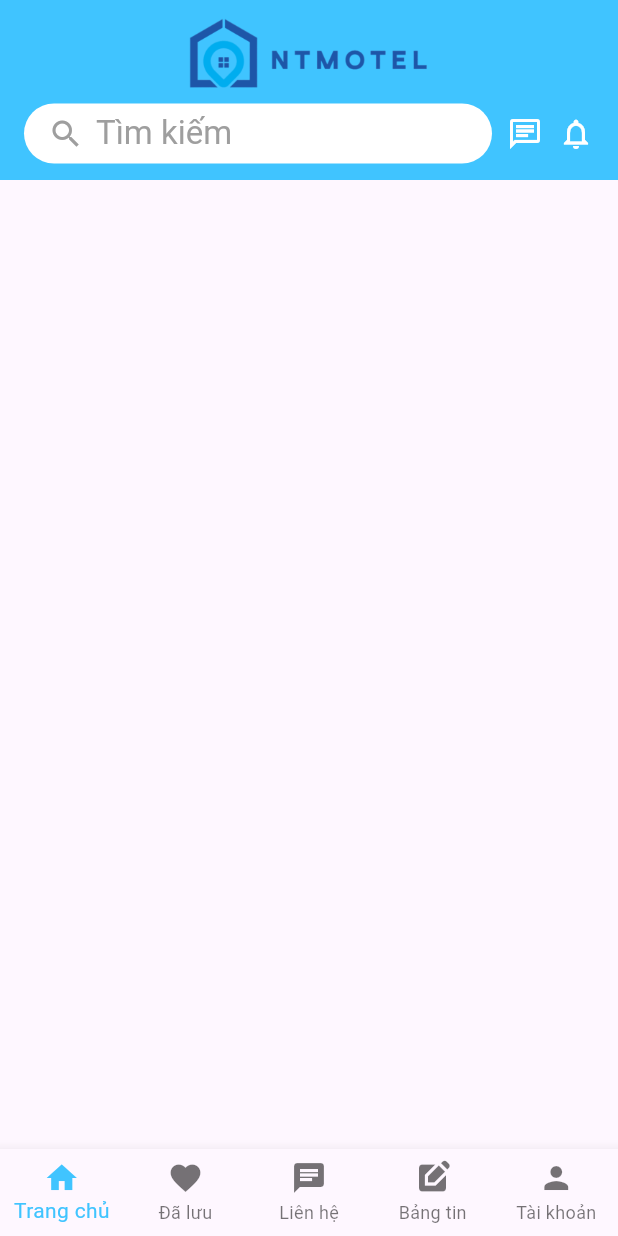
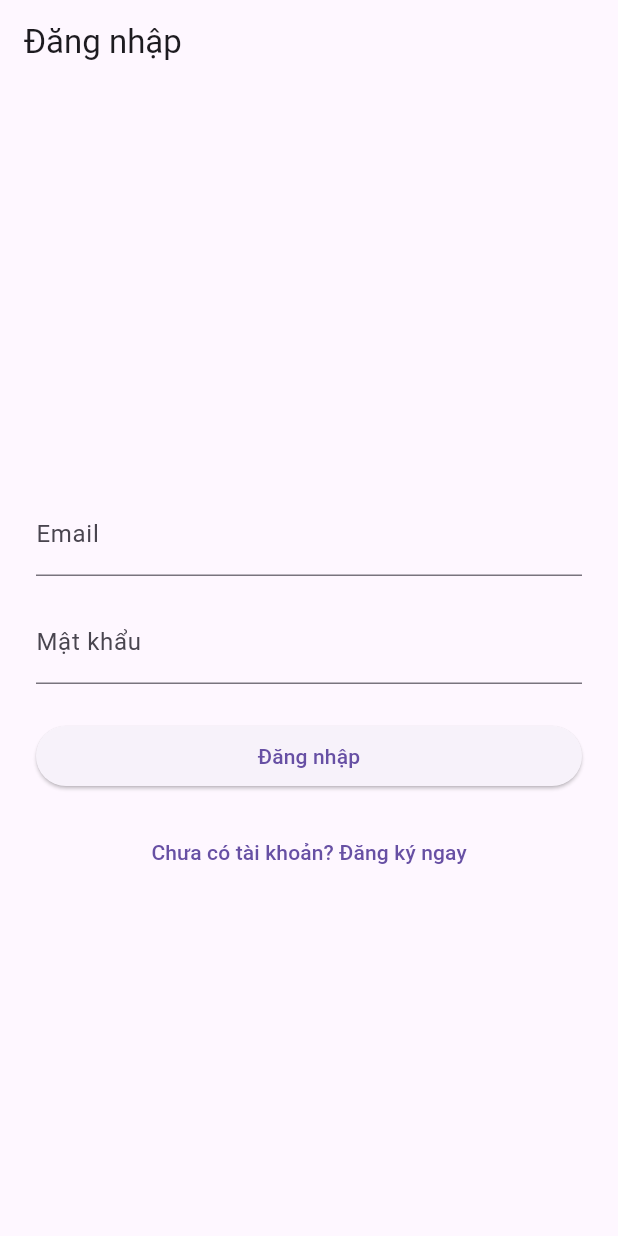
Before and after one commit to Sisker139/NTMOTEL, a Flutter app: the screen it shows after launch, on a phone screen of 412 x 824 dp. Run offline on Flutter 3.47's test engine with Material 3 defaults, Android fonts, the phone set to English and light mode, and no system bars; our stand-ins replace cloud_firestore, firebase_auth, firebase_core; accounts and stored records are empty.

Commit message:
giao diện đăng nhập đăng ký tạm thời và nút đăng xuất

```diff
--- a/lib/main.dart
+++ b/lib/main.dart
@@ -1,19 +1,16 @@
 import 'package:flutter/material.dart';
-import 'screens/home_screen.dart';
-// import
 import 'package:firebase_core/firebase_core.dart';
-// Import file cấu hình do FlutterFire tạo ra
+import 'package:ntmotel/providers/auth_provider.dart';
+import 'package:ntmotel/screens/auth_wrapper.dart';
+import 'package:provider/provider.dart';
 import 'firebase_options.dart';
 
-
 void main() async {
-  // Đảm bảo Flutter đã sẵn sàng
   WidgetsFlutterBinding.ensureInitialized();
-  // Khởi tạo Firebase
   await Firebase.initializeApp(
     options: DefaultFirebaseOptions.currentPlatform,
   );
-  runApp(MyApp());
+  runApp(const MyApp());
 }
 
 class MyApp extends StatelessWidget {
@@ -21,12 +18,18 @@ class MyApp extends StatelessWidget {
 
   @override
   Widget build(BuildContext context) {
-    return MaterialApp(
-      title: 'Ntmotel',
-      theme: ThemeData(
-        primarySwatch: Colors.blue,
+    // Sử dụng MultiProvider nếu sau này có thêm nhiều provider khác
+    return ChangeNotifierProvider(
+      create: (context) => AuthProvider(),
+      child: MaterialApp(
+        title: 'NTMotel',
+        theme: ThemeData(
+          primarySwatch: Colors.blue,
+          visualDensity: VisualDensity.adaptivePlatformDensity,
+        ),
+        // Trang chủ của ứng dụng bây giờ là AuthWrapper
+        home: const AuthWrapper(),
       ),
-      home: const HomeScreen(),
     );
   }
 }
--- a/lib/providers/auth_provider.dart
+++ b/lib/providers/auth_provider.dart
@@ -0,0 +1,85 @@
+import 'package:cloud_firestore/cloud_firestore.dart';
+import 'package:firebase_auth/firebase_auth.dart';
+import 'package:flutter/material.dart';
+import 'package:ntmotel/models/user_model.dart';
+import 'package:ntmotel/services/auth_service.dart';
+import 'package:ntmotel/services/firestore_service.dart';
+
+class AuthProvider with ChangeNotifier {
+  final AuthService _authService = AuthService();
+  final FirestoreService _firestoreService = FirestoreService();
+
+  User? _user;
+  UserModel? _userModel;
+  bool _isLoading = false;
+  String? _errorMessage;
+
+  User? get user => _user;
+  UserModel? get userModel => _userModel;
+  bool get isLoading => _isLoading;
+  String? get errorMessage => _errorMessage;
+
+  AuthProvider() {
+    _authService.authStateChanges.listen(_onAuthStateChanged);
+  }
+
+  Future<void> _onAuthStateChanged(User? firebaseUser) async {
+    if (firebaseUser == null) {
+      _user = null;
+      _userModel = null;
+    } else {
+      _user = firebaseUser;
+      // Lấy thông tin chi tiết từ Firestore
+      _userModel = await _firestoreService.getUser(firebaseUser.uid);
+    }
+    // Xóa thông báo lỗi cũ và trạng thái loading
+    _errorMessage = null;
+    _isLoading = false;
+    notifyListeners();
+  }
+
+  Future<void> signIn(String email, String password) async {
+    _setLoading(true);
+    await _authService.signInWithEmailAndPassword(email, password);
+    // onAuthStateChanged sẽ tự động xử lý phần còn lại
+    // Nếu có lỗi, _authService sẽ throw exception và ta sẽ bắt nó
+    // (Trong phiên bản nâng cao, ta sẽ bắt lỗi ở đây)
+    // Tạm thời, onAuthStateChanged sẽ xóa trạng thái loading
+  }
+
+  Future<void> signUp({
+    required String email,
+    required String password,
+    required String displayName,
+    required String role,
+  }) async {
+    _setLoading(true);
+    User? firebaseUser =
+    await _authService.signUpWithEmailAndPassword(email, password);
+
+    if (firebaseUser != null) {
+      UserModel newUser = UserModel(
+        uid: firebaseUser.uid,
+        email: email,
+        displayName: displayName,
+        role: role,
+        createdAt: Timestamp.now(),
+      );
+      await _firestoreService.addUser(newUser);
+      // onAuthStateChanged sẽ tự động xử lý phần còn lại
+    }
+    // Tạm thời, onAuthStateChanged sẽ xóa trạng thái loading
+  }
+
+  Future<void> signOut() async {
+    await _authService.signOut();
+  }
+
+  void _setLoading(bool value) {
+    _isLoading = value;
+    if (value) {
+      _errorMessage = null; // Xóa lỗi cũ khi bắt đầu một hành động mới
+    }
+    notifyListeners();
+  }
+}
--- /dev/null
+++ b/lib/screens/auth_wrapper.dart
@@ -0,0 +1,23 @@
+import 'package:flutter/material.dart';
+import 'package:ntmotel/providers/auth_provider.dart';
+import 'package:ntmotel/screens/home_screen.dart';
+import 'package:ntmotel/screens/login_screen.dart';
+import 'package:provider/provider.dart';
+
+class AuthWrapper extends StatelessWidget {
+  const AuthWrapper({super.key});
+
+  @override
+  Widget build(BuildContext context) {
+    final authProvider = Provider.of<AuthProvider>(context);
+
+    // Dựa vào trạng thái user từ provider để quyết định
+    if (authProvider.user != null) {
+      // Nếu đã đăng nhập, vào trang chủ
+      return const HomeScreen();
+    } else {
+      // Nếu chưa, vào trang đăng nhập
+      return const LoginScreen();
+    }
+  }
+}
--- /dev/null
+++ b/lib/screens/login_screen.dart
@@ -0,0 +1,103 @@
+import 'package:flutter/material.dart';
+import 'package:ntmotel/providers/auth_provider.dart';
+import 'package:ntmotel/screens/register_screen.dart';
+import 'package:provider/provider.dart';
+
+class LoginScreen extends StatefulWidget {
+  const LoginScreen({super.key});
+
+  @override
+  State<LoginScreen> createState() => _LoginScreenState();
+}
+
+class _LoginScreenState extends State<LoginScreen> {
+  final _emailController = TextEditingController();
+  final _passwordController = TextEditingController();
+  final _formKey = GlobalKey<FormState>();
+
+  @override
+  void dispose() {
+    _emailController.dispose();
+    _passwordController.dispose();
+    super.dispose();
+  }
+
+  void _submit() {
+    if (_formKey.currentState!.validate()) {
+      // Gọi hàm đăng nhập từ AuthProvider
+      Provider.of<AuthProvider>(context, listen: false).signIn(
+        _emailController.text.trim(),
+        _passwordController.text.trim(),
+      );
+    }
+  }
+
+  @override
+  Widget build(BuildContext context) {
+    final authProvider = Provider.of<AuthProvider>(context);
+
+    return Scaffold(
+      appBar: AppBar(title: const Text('Đăng nhập')),
+      body: Center(
+        child: SingleChildScrollView(
+          padding: const EdgeInsets.all(24.0),
+          child: Form(
+            key: _formKey,
+            child: Column(
+              crossAxisAlignment: CrossAxisAlignment.stretch,
+              children: [
+                // Thêm logo của bạn ở đây nếu muốn
+                // Image.asset('assets/logo1.png', height: 100),
+                const SizedBox(height: 40),
+                TextFormField(
+                  controller: _emailController,
+                  decoration: const InputDecoration(labelText: 'Email'),
+                  keyboardType: TextInputType.emailAddress,
+                  validator: (value) =>
+                  value!.isEmpty ? 'Vui lòng nhập email' : null,
+                ),
+                const SizedBox(height: 16),
+                TextFormField(
+                  controller: _passwordController,
+                  decoration: const InputDecoration(labelText: 'Mật khẩu'),
+                  obscureText: true,
+                  validator: (value) =>
+                  value!.isEmpty ? 'Vui lòng nhập mật khẩu' : null,
+                ),
+                const SizedBox(height: 24),
+
+                // Hiển thị lỗi nếu có
+                if (authProvider.errorMessage != null)
+                  Padding(
+                    padding: const EdgeInsets.only(bottom: 10),
+                    child: Text(
+                      authProvider.errorMessage!,
+                      style: const TextStyle(color: Colors.red),
+                      textAlign: TextAlign.center,
+                    ),
+                  ),
+
+                // Hiển thị vòng quay khi đang xử lý
+                authProvider.isLoading
+                    ? const Center(child: CircularProgressIndicator())
+                    : ElevatedButton(
+                  onPressed: _submit,
+                  child: const Text('Đăng nhập'),
+                ),
+                const SizedBox(height: 16),
+                TextButton(
+                  onPressed: () {
+                    Navigator.of(context).push(MaterialPageRoute(
+                      builder: (context) => const RegisterScreen(),
+                    ));
+                  },
+                  child: const Text('Chưa có tài khoản? Đăng ký ngay'),
+                ),
+              ],
+            ),
+          ),
+        ),
+      ),
+    );
+  }
+}
```
Also changed, not shown: lib/screens/profile_screen.dart (+67 -25 lines), lib/screens/register_screen.dart (added, +126 -0 lines).
